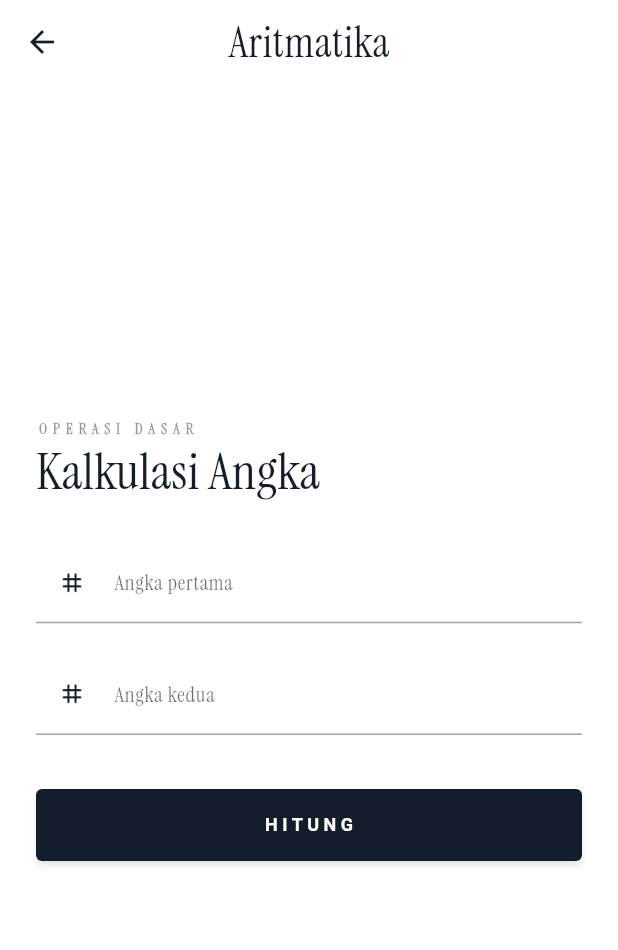
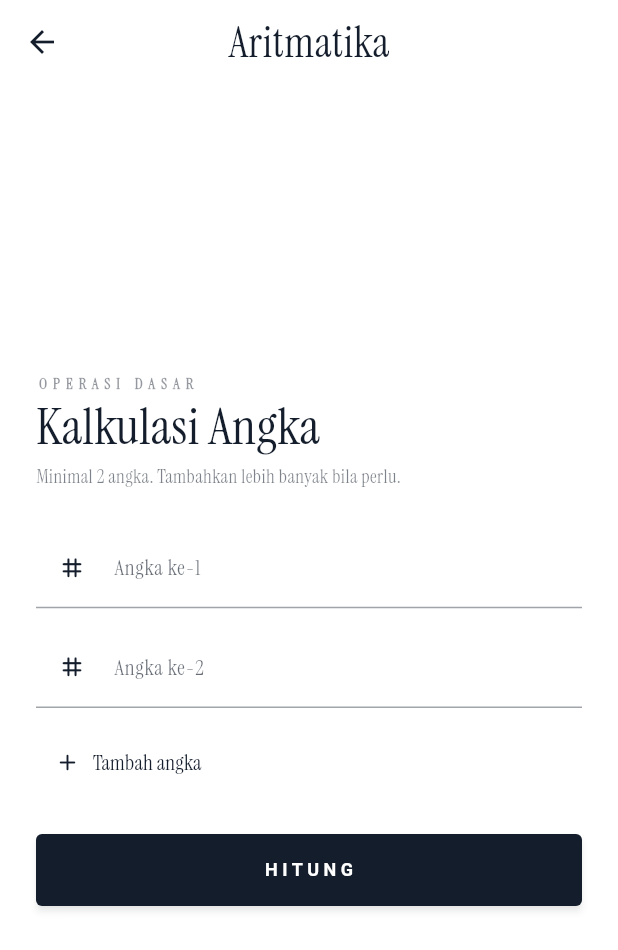
Before and after one commit to glacerous/simplecalc, a Flutter app: the AritmatikaScreen screen opened directly, on a phone screen of 412 x 824 dp. Shown: the top 950 px of the screen. Run offline on Flutter 3.47's test engine with Material 3 defaults, Android fonts, the phone set to English and light mode, and no system bars; missing offline and left inert: dart:html, dart:ui_web.

Commit message:
tambah fitur kalkulator

```diff
--- a/lib/screens/aritmatika_screen.dart
+++ b/lib/screens/aritmatika_screen.dart
@@ -1,4 +1,14 @@
 import 'package:flutter/material.dart';
+
+/// Model kecil untuk satu baris input angka.
+/// Diberi `id` unik (bukan sekadar index) supaya saat sebuah field
+/// dihapus di tengah daftar, Flutter tidak salah mengenali widget mana
+/// yang mewakili controller yang mana.
+class _NumberField {
+  _NumberField(this.id) : controller = TextEditingController();
+  final int id;
+  final TextEditingController controller;
+}
 
 class AritmatikaScreen extends StatefulWidget {
   const AritmatikaScreen({super.key});
@@ -9,19 +19,96 @@ class AritmatikaScreen extends StatefulWidget {
 
 class _AritmatikaScreenState extends State<AritmatikaScreen> {
   final _formKey = GlobalKey<FormState>();
-  final _aController = TextEditingController();
-  final _bController = TextEditingController();
+
+  // Sekarang input angka berupa daftar dinamis, bukan cuma 2 controller tetap.
+  final List<_NumberField> _fields = [];
+  int _nextId = 0;
+
+  static const int _minFields = 2; // minimal 2 angka biar operasi tetap bermakna
+  static const int _maxFields = 10; // batas atas supaya UI tidak kepanjangan
+
   String? _hasil;
 
   @override
+  void initState() {
+    super.initState();
+    // Diisi langsung (tanpa setState) karena ini terjadi sebelum build pertama.
+    _fields.add(_NumberField(_nextId++));
+    _fields.add(_NumberField(_nextId++));
+  }
+
+  @override
   void dispose() {
-    _aController.dispose();
-    _bController.dispose();
+    for (final f in _fields) {
+      f.controller.dispose();
+    }
     super.dispose();
   }
 
+  void _tambahField() {
+    if (_fields.length >= _maxFields) return;
+    setState(() {
+      _fields.add(_NumberField(_nextId++));
+      _hasil = null;
+    });
+  }
+
+  void _hapusField(int id) {
+    if (_fields.length <= _minFields) return;
+    setState(() {
+      _fields.removeWhere((f) => f.id == id);
+      _hasil = null;
+    });
+  }
+
   double? _parse(String s) => double.tryParse(s.trim().replaceAll(',', '.'));
-  String _fmt(double v) => v.toString().replaceAll('.', ',');
+
+  /// Mengubah double jadi string angka PENUH (tidak pernah dalam bentuk
+  /// notasi ilmiah seperti "1e+21"), lalu titik desimalnya diganti koma
+  /// supaya sesuai format Indonesia.
+  String _fmt(double v) {
+    if (v.isNaN) return 'tidak terdefinisi (NaN)';
+    if (v.isInfinite) return v.isNegative ? '-tak hingga' : 'tak hingga';
+
+    // Dart's toStringAsFixed() sendiri baru "lari" ke notasi ilmiah
+    // begitu |v| >= 1e21. Jadi selama masih di bawah itu, aman dipakai
+    // langsung untuk memastikan hasilnya selalu angka penuh.
+    if (v.abs() < 1e21) {
+      String s = v == v.truncateToDouble()
+          ? v.toStringAsFixed(0)
+          : v.toStringAsFixed(15);
+      if (s.contains('.')) {
+        s = s.replaceFirst(RegExp(r'0+$'), '');
+        s = s.replaceFirst(RegExp(r'\.$'), '');
+      }
+      return s.replaceAll('.', ',');
+    }
+
+    // Untuk angka yang sangat besar (>= 1e21), Dart pasti memberi bentuk
+    // eksponensial (mis. "1.23e+25"). Bentuk ini kita "bentangkan" sendiri
+    // jadi digit penuh, biar tidak pernah muncul huruf "e" ke pengguna.
+    return _bentangkanNotasiIlmiah(v).replaceAll('.', ',');
+  }
+
+  String _bentangkanNotasiIlmiah(double v) {
+    final eksponensial = v.toStringAsExponential(); // contoh: "1.23456e+21"
+    final match =
+        RegExp(r'^(-?)(\d)(?:\.(\d+))?e([+-]\d+)$').firstMatch(eksponensial);
+    if (match == null) return eksponensial; // fallback, seharusnya tak terjadi
+
+    final tanda = match.group(1) ?? '';
+    final digit = (match.group(2) ?? '') + (match.group(3) ?? '');
+    final pangkat = int.parse(match.group(4)!);
+
+    if (pangkat >= 0) {
+      if (pangkat + 1 >= digit.length) {
+        return '$tanda${digit.padRight(pangkat + 1, '0')}';
+      }
+      return '$tanda${digit.substring(0, pangkat + 1)}.${digit.substring(pangkat + 1)}';
+    } else {
+      return '${tanda}0.${'0' * (-pangkat - 1)}$digit';
+    }
+  }
 
   void _hitung() {
     if (!_formKey.currentState!.validate()) {
@@ -29,15 +116,38 @@ class _AritmatikaScreenState extends State<AritmatikaScreen> {
       return;
     }
 
-    final a = _parse(_aController.text)!;
-    final b = _parse(_bController.text)!;
-    final bagi = b != 0 ? _fmt(a / b) : 'tidak terdefinisi (pembagian dengan nol)';
+    final nilai = _fields.map((f) => _parse(f.controller.text)!).toList();
+
+    // Penjumlahan & perkalian: urutan tidak masalah, tinggal digabung semua.
+    final jumlah = nilai.reduce((a, b) => a + b);
+    final kali = nilai.reduce((a, b) => a * b);
+
+    // Pengurangan berurutan dari kiri ke kanan:
+    // angka1 - angka2 - angka3 - ...
+    final kurang = nilai.reduce((a, b) => a - b);
+
+    // Pembagian berurutan dari kiri ke kanan, sambil mengecek di setiap
+    // langkah apakah pembaginya nol (bisa terjadi di angka mana pun,
+    // bukan cuma yang terakhir).
+    String bagi;
+    double berjalan = nilai.first;
+    int? langkahNol;
+    for (var i = 1; i < nilai.length; i++) {
+      if (nilai[i] == 0) {
+        langkahNol = i + 1; // posisi angka (1-based) yang bernilai nol
+        break;
+      }
+      berjalan = berjalan / nilai[i];
+    }
+    bagi = langkahNol != null
+        ? 'tidak terdefinisi (angka ke-$langkahNol adalah nol)'
+        : _fmt(berjalan);
 
     setState(() {
-      _hasil = '${_fmt(a)} + ${_fmt(b)} = ${_fmt(a + b)}\n'
-          '${_fmt(a)} - ${_fmt(b)} = ${_fmt(a - b)}\n'
-          '${_fmt(a)} * ${_fmt(b)} = ${_fmt(a * b)}\n'
-          '${_fmt(a)} / ${_fmt(b)} = $bagi';
+      _hasil = 'Total Penjumlahan = ${_fmt(jumlah)}\n'
+          'Total Pengurangan = ${_fmt(kurang)}\n'
+          'Total Perkalian   = ${_fmt(kali)}\n'
+          'Total Pembagian   = $bagi';
     });
   }
 
@@ -78,31 +188,62 @@ class _AritmatikaScreenState extends State<AritmatikaScreen> {
                         height: 1.1,
                       ),
                     ),
-                    const SizedBox(height: 28),
+                    const SizedBox(height: 6),
+                    Text(
+                      'Minimal $_minFields angka. Tambahkan lebih banyak bila perlu.',
+                      style: TextStyle(
+                        fontSize: 12.5,
+                        color: ink.withValues(alpha: 0.55),
+                      ),
+                    ),
+                    const SizedBox(height: 24),
 
-                    TextFormField(
-                      controller: _aController,
-                      keyboardType: const TextInputType.numberWithOptions(decimal: true, signed: true),
-                      decoration: const InputDecoration(
-                        labelText: 'Angka pertama',
-                        hintText: 'Misal: 10 atau 2,5',
-                        prefixIcon: Icon(Icons.tag_rounded, size: 19),
+                    // Daftar field angka yang bisa bertambah/berkurang.
+                    for (var i = 0; i < _fields.length; i++) ...[
+                      Row(
+                        crossAxisAlignment: CrossAxisAlignment.start,
+                        children: [
+                          Expanded(
+                            child: TextFormField(
+                              key: ValueKey(_fields[i].id),
+                              controller: _fields[i].controller,
+                              keyboardType: const TextInputType.numberWithOptions(
+                                decimal: true,
+                                signed: true,
+                              ),
+                              decoration: InputDecoration(
+                                labelText: 'Angka ke-${i + 1}',
+                                hintText: 'Misal: 10 atau 2,5',
+                                prefixIcon: const Icon(Icons.tag_rounded, size: 19),
+                              ),
+                              validator: (v) =>
+                                  _parse(v ?? '') == null ? 'Harus berupa angka' : null,
+                            ),
+                          ),
+                          if (_fields.length > _minFields)
+                            IconButton(
+                              tooltip: 'Hapus angka ini',
+                              icon: const Icon(Icons.close_rounded),
+                              onPressed: () => _hapusField(_fields[i].id),
+                            ),
+                        ],
                       ),
-                      validator: (v) => _parse(v ?? '') == null ? 'Harus berupa angka' : null,
+                      const SizedBox(height: 12),
+                    ],
+
+                    Align(
+                      alignment: Alignment.centerLeft,
+                      child: TextButton.icon(
+                        onPressed: _fields.length < _maxFields ? _tambahField : null,
+                        icon: const Icon(Icons.add_rounded),
+                        label: Text(
+                          _fields.length < _maxFields
+                              ? 'Tambah angka'
+                              : 'Maksimal $_maxFields angka',
+                        ),
+                      ),
                     ),
-                    const SizedBox(height: 20),
-
-                    TextFormField(
-                      controller: _bController,
-                      keyboardType: const TextInputType.numberWithOptions(decimal: true, signed: true),
-                      decoration: const InputDecoration(
-                        labelText: 'Angka kedua',
-                        hintText: 'Misal: 5 atau 1,2',
-                        prefixIcon: Icon(Icons.tag_rounded, size: 19),
-                      ),
-                      validator: (v) => _parse(v ?? '') == null ? 'Harus berupa angka' : null,
-                    ),
-                    const SizedBox(height: 36),
+                    const SizedBox(height: 24),
 
                     SizedBox(
                       height: 48,
@@ -139,10 +280,10 @@ class _AritmatikaScreenState extends State<AritmatikaScreen> {
                             Text(
                               _hasil!,
                               style: const TextStyle(
-                                fontSize: 16,
+                                fontSize: 15,
                                 height: 1.8,
                                 color: ink,
-                                letterSpacing: 0.4,
+                                letterSpacing: 0.3,
                               ),
                             ),
                           ],
```
Also changed, not shown: 1 other file.
